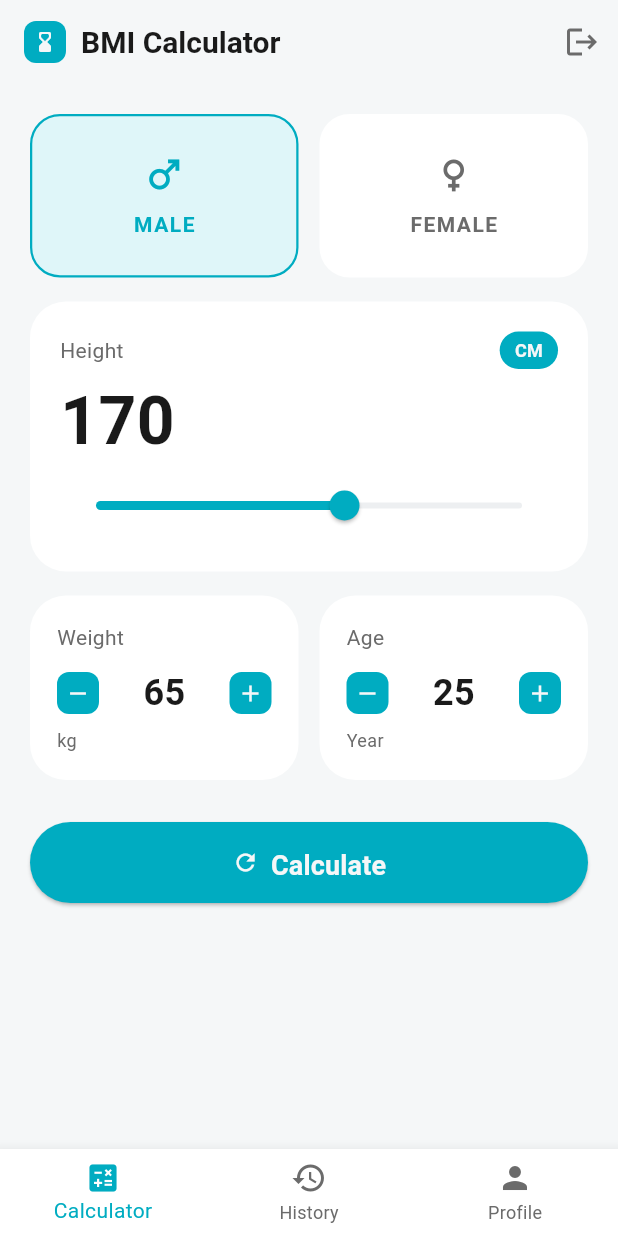
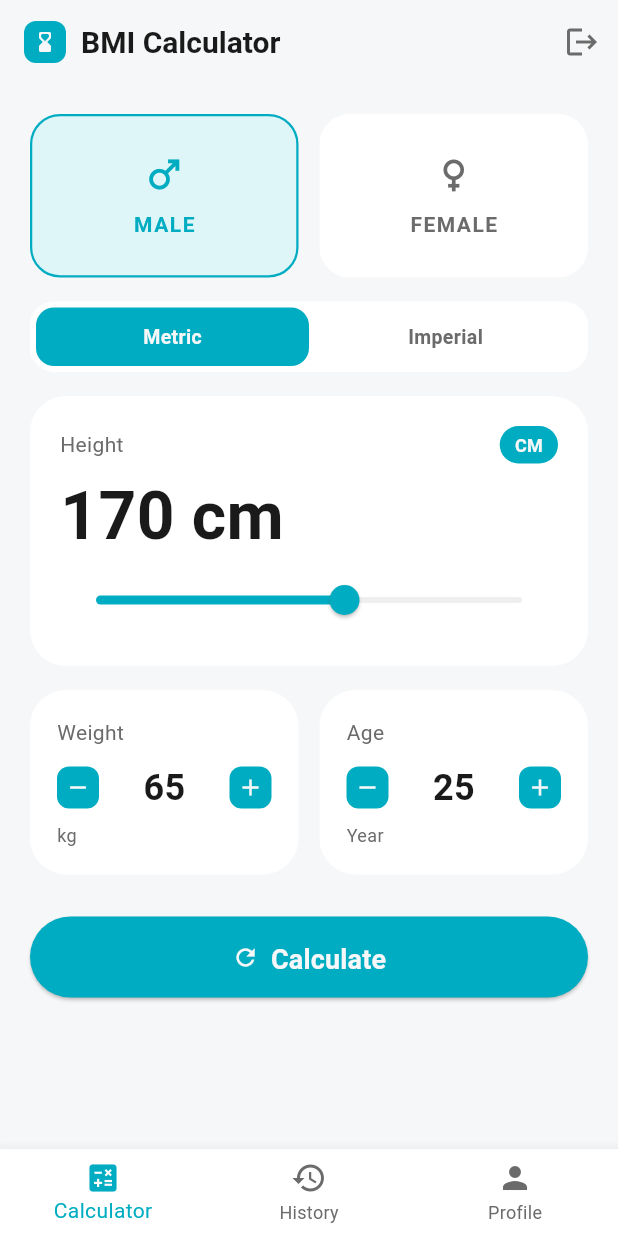
Before and after one commit to MusaFaisal-cyber/bmicalculator, a Flutter app: the screen it shows once a user with an empty profile is signed in, on a phone screen of 412 x 824 dp. Run offline on Flutter 3.47's test engine with Material 3 defaults, Android fonts, the phone set to English and light mode, and no system bars; our stand-ins replace cloud_firestore, connectivity_plus, firebase_auth, firebase_core, firebase_storage, fl_chart and 2 more; accounts and stored records are empty.

Commit message:
added an imperial unit in it

```diff
--- a/lib/main.dart
+++ b/lib/main.dart
@@ -14,6 +14,7 @@ import 'package:http/http.dart' as http;
 import 'firebase_options.dart';
 import 'theme.dart';
 import 'connectivity_service.dart';
+import 'unit_provider.dart';
 
 /// Retries a Firestore operation with exponential backoff (1s, 2s, 4s)
 /// when it fails with a transient `unavailable` error. Any other
@@ -56,18 +57,33 @@ Future<void> main() async {
   final themeProvider = ThemeProvider();
   await themeProvider.loadSavedTheme();
 
+  // Load the user's saved Metric/Imperial choice before the first frame
+  // for the same reason.
+  final unitProvider = UnitProvider();
+  await unitProvider.loadSavedUnit();
+
   // Prime the connectivity status before the first frame so the offline
   // banner is correct immediately, instead of assuming "online" for a beat.
   final connectivityProvider = ConnectivityProvider();
   await connectivityProvider.initialize();
 
-  runApp(MyApp(themeProvider: themeProvider, connectivityProvider: connectivityProvider));
+  runApp(MyApp(
+    themeProvider: themeProvider,
+    connectivityProvider: connectivityProvider,
+    unitProvider: unitProvider,
+  ));
 }
 
 class MyApp extends StatelessWidget {
   final ThemeProvider themeProvider;
   final ConnectivityProvider connectivityProvider;
-  const MyApp({super.key, required this.themeProvider, required this.connectivityProvider});
+  final UnitProvider unitProvider;
+  const MyApp({
+    super.key,
+    required this.themeProvider,
+    required this.connectivityProvider,
+    required this.unitProvider,
+  });
 
   @override
   Widget build(BuildContext context) {
@@ -79,6 +95,7 @@ class MyApp extends StatelessWidget {
         ChangeNotifierProvider(create: (_) => UserProfileProvider()),
         ChangeNotifierProvider.value(value: themeProvider),
         ChangeNotifierProvider.value(value: connectivityProvider),
+        ChangeNotifierProvider.value(value: unitProvider),
       ],
       child: Consumer<ThemeProvider>(
         builder: (context, theme, _) => MaterialApp(
@@ -281,6 +298,11 @@ class BmiRecord {
 class BmiProvider extends ChangeNotifier {
   double? bmi;
   String gender = 'Male';
+  // NOTE: height/weight are always stored canonically in cm/kg here,
+  // regardless of which unit the user has selected in the UI. This
+  // keeps BMI math, Firestore history, and the chart all unit-agnostic.
+  // Conversion to/from the display unit happens only in the widgets
+  // (see UnitConversions in unit_provider.dart).
   double height = 170;
   double weight = 65;
   int age = 25;
@@ -392,11 +414,15 @@ class BmiProvider extends ChangeNotifier {
     notifyListeners();
   }
 
+  /// [h] is always in cm — convert before calling this if the UI is in
+  /// imperial mode (see UnitConversions.inchesToCm).
   void setHeight(double h) {
     height = h;
     notifyListeners();
   }
 
+  /// [w] is always in kg — convert before calling this if the UI is in
+  /// imperial mode (see UnitConversions.lbsToKg).
   void setWeight(double w) {
     weight = w.clamp(20, 250);
     notifyListeners();
@@ -1308,6 +1334,7 @@ class BmiHomePage extends StatelessWidget {
   @override
   Widget build(BuildContext context) {
     final provider = context.watch<BmiProvider>();
+    final unit = context.watch<UnitProvider>();
 
     return Scaffold(
       backgroundColor: context.colors.bg,
@@ -1362,6 +1389,11 @@ class BmiHomePage extends StatelessWidget {
               ],
             ),
             const SizedBox(height: 16),
+            // Metric / Imperial switch — flips how height & weight are
+            // displayed and entered below. The underlying BmiProvider
+            // values stay in cm/kg no matter which is selected.
+            const _UnitSwitch(),
+            const SizedBox(height: 16),
             Container(
               padding: const EdgeInsets.all(20),
               decoration: BoxDecoration(
@@ -1376,12 +1408,12 @@ class BmiHomePage extends StatelessWidget {
                     children: [
                       Text('Height',
                           style: TextStyle(color: context.colors.textSecondary, fontSize: 14)),
-                      const _UnitPill(label: 'CM'),
+                      _UnitPill(label: unit.isImperial ? 'FT/IN' : 'CM'),
                     ],
                   ),
                   const SizedBox(height: 4),
                   Text(
-                    provider.height.toStringAsFixed(0),
+                    UnitConversions.formatHeight(provider.height, unit.isImperial),
                     style: TextStyle(
                         color: context.colors.textPrimary,
                         fontSize: 44,
@@ -1394,12 +1426,22 @@ class BmiHomePage extends StatelessWidget {
                       thumbColor: context.colors.accent,
                       overlayColor: context.colors.accent.withValues(alpha: 0.2),
                     ),
-                    child: Slider(
-                      min: 100,
-                      max: 220,
-                      value: provider.height.clamp(100, 220),
-                      onChanged: (v) => context.read<BmiProvider>().setHeight(v),
-                    ),
+                    child: unit.isImperial
+                        ? Slider(
+                            // 39–87 inches ≈ 100–220 cm, matching the metric range.
+                            min: 39,
+                            max: 87,
+                            value: UnitConversions.cmToInches(provider.height).clamp(39, 87),
+                            onChanged: (v) => context
+                                .read<BmiProvider>()
+                                .setHeight(UnitConversions.inchesToCm(v)),
+                          )
+                        : Slider(
+                            min: 100,
+                            max: 220,
+                            value: provider.height.clamp(100, 220),
+                            onChanged: (v) => context.read<BmiProvider>().setHeight(v),
+                          ),
                   ),
                 ],
               ),
@@ -1410,12 +1452,32 @@ class BmiHomePage extends StatelessWidget {
                 Expanded(
                   child: _StepperCard(
                     label: 'Weight',
-                    unit: 'kg',
-                    value: provider.weight.toStringAsFixed(0),
-                    onIncrement: () =>
-                        context.read<BmiProvider>().setWeight(provider.weight + 1),
-                    onDecrement: () =>
-                        context.read<BmiProvider>().setWeight(provider.weight - 1),
+                    unit: unit.isImperial ? 'lbs' : 'kg',
+                    value: unit.isImperial
+                        ? UnitConversions.kgToLbs(provider.weight).round().toString()
+                        : provider.weight.toStringAsFixed(0),
+                    onIncrement: () {
+                      if (unit.isImperial) {
+                        final newLbs =
+                            UnitConversions.kgToLbs(provider.weight).round() + 1;
+                        context
+                            .read<BmiProvider>()
+                            .setWeight(UnitConversions.lbsToKg(newLbs.toDouble()));
+                      } else {
+                        context.read<BmiProvider>().setWeight(provider.weight + 1);
+                      }
+                    },
+                    onDecrement: () {
+                      if (unit.isImperial) {
+                        final newLbs =
+                            UnitConversions.kgToLbs(provider.weight).round() - 1;
+                        context
+                            .read<BmiProvider>()
+                            .setWeight(UnitConversions.lbsToKg(newLbs.toDouble()));
+                      } else {
+                        context.read<BmiProvider>().setWeight(provider.weight - 1);
+                      }
+                    },
                   ),
                 ),
                 const SizedBox(width: 14),
@@ -1462,6 +1524,77 @@ class BmiHomePage extends StatelessWidget {
               ),
             ),
           ],
+        ),
+      ),
+    );
+  }
+}
+
+/// Segmented Metric / Imperial toggle shown at the top of the Calculator
+/// screen. Persists via UnitProvider (shared_preferences under the hood).
+class _UnitSwitch extends StatelessWidget {
+  const _UnitSwitch();
+
+  @override
+  Widget build(BuildContext context) {
+    final unit = context.watch<UnitProvider>();
+    return Container(
+      padding: const EdgeInsets.all(4),
+      decoration: BoxDecoration(
+        color: context.colors.card,
+        borderRadius: BorderRadius.circular(16),
+      ),
+      child: Row(
+        children: [
+          Expanded(
+            child: _UnitSwitchButton(
+              label: 'Metric',
+              selected: !unit.isImperial,
+              onTap: () => context.read<UnitProvider>().setImperial(false),
+            ),
+          ),
+          Expanded(
+            child: _UnitSwitchButton(
+              label: 'Imperial',
+              selected: unit.isImperial,
+              onTap: () => context.read<UnitProvider>().setImperial(true),
+            ),
+          ),
+        ],
+      ),
+    );
+  }
+}
+
+class _UnitSwitchButton extends StatelessWidget {
+  final String label;
+  final bool selected;
+  final VoidCallback onTap;
+  const _UnitSwitchButton({
+    required this.label,
+    required this.selected,
+    required this.onTap,
+  });
+
+  @override
+  Widget build(BuildContext context) {
+    return GestureDetector(
+      onTap: onTap,
+      child: AnimatedContainer(
+        duration: const Duration(milliseconds: 150),
+        padding: const EdgeInsets.symmetric(vertical: 10),
+        alignment: Alignment.center,
+        decoration: BoxDecoration(
+          color: selected ? context.colors.accent : Colors.transparent,
+          borderRadius: BorderRadius.circular(12),
+        ),
+        child: Text(
+          label,
+          style: TextStyle(
+            color: selected ? context.colors.bg : context.colors.textSecondary,
+            fontWeight: FontWeight.bold,
+            fontSize: 13,
+          ),
         ),
       ),
     );
@@ -1979,6 +2112,7 @@ class HistoryPage extends StatelessWidget {
   @override
   Widget build(BuildContext context) {
     final provider = context.watch<BmiProvider>();
+    final unit = context.watch<UnitProvider>();
     final history = provider.history; // newest first
     final chartHistory = history.reversed.toList(); // oldest first, for the chart
 
@@ -2028,6 +2162,12 @@ class HistoryPage extends StatelessWidget {
                     ],
                     ...history.map((record) {
                       final color = _catColor(context, record.bmi);
+                      // Records are always stored in cm/kg; format them in
+                      // whichever unit the user currently has selected.
+                      final heightLabel =
+                          UnitConversions.formatHeight(record.height, unit.isImperial);
+                      final weightLabel =
+                          UnitConversions.formatWeight(record.weight, unit.isImperial);
                       return Container(
                         margin: const EdgeInsets.only(bottom: 12),
                         padding: const EdgeInsets.all(14),
@@ -2056,7 +2196,7 @@ class HistoryPage extends StatelessWidget {
                                 crossAxisAlignment: CrossAxisAlignment.start,
                                 children: [
                                   Text(
-                                    '${record.gender} · ${record.height.toStringAsFixed(0)}cm · ${record.weight.toStringAsFixed(0)}kg',
+                                    '${record.gender} · $heightLabel · $weightLabel',
                                     style: TextStyle(
                                         color: context.colors.textPrimary,
                                         fontWeight: FontWeight.w600),
--- /dev/null
+++ b/lib/unit_provider.dart
@@ -0,0 +1,82 @@
+import 'package:flutter/material.dart';
+import 'package:shared_preferences/shared_preferences.dart';
+
+/// The two unit systems the Calculator screen supports.
+enum UnitSystem { metric, imperial }
+
+/// All conversion + formatting math lives here so the UI code just calls
+/// these instead of repeating factors everywhere.
+///
+/// IMPORTANT: BmiProvider always stores height in cm and weight in kg
+/// (this matches what's already saved in Firestore history). These
+/// helpers only convert for *display* and for translating user input
+/// back into cm/kg before it's saved to BmiProvider.
+class UnitConversions {
+  static const double cmPerInch = 2.54;
+  static const double kgPerLb = 0.45359237;
+
+  static double cmToInches(double cm) => cm / cmPerInch;
+  static double inchesToCm(double inches) => inches * cmPerInch;
+
+  static double kgToLbs(double kg) => kg / kgPerLb;
+  static double lbsToKg(double lbs) => lbs * kgPerLb;
+
+  /// Splits a height in cm into whole feet + whole inches, e.g. 175cm -> (5, 9).
+  static (int feet, int inches) cmToFeetAndInches(double cm) {
+    final totalInches = cmToInches(cm);
+    var feet = totalInches ~/ 12;
+    var inches = (totalInches - feet * 12).round();
+    // Rounding can push inches to 12 (e.g. 71.6" -> 5'12" instead of 6'0").
+    if (inches == 12) {
+      feet += 1;
+      inches = 0;
+    }
+    return (feet.toInt(), inches);
+  }
+
+  static double feetAndInchesToCm(int feet, int inches) {
+    return inchesToCm((feet * 12 + inches).toDouble());
+  }
+
+  /// Human-readable height for the given system, e.g. "175 cm" or "5' 9"".
+  static String formatHeight(double heightCm, bool isImperial) {
+    if (!isImperial) return '${heightCm.toStringAsFixed(0)} cm';
+    final (feet, inches) = cmToFeetAndInches(heightCm);
+    return "$feet' $inches\"";
+  }
+
+  /// Human-readable weight for the given system, e.g. "65 kg" or "143 lbs".
+  static String formatWeight(double weightKg, bool isImperial) {
+    if (!isImperial) return '${weightKg.toStringAsFixed(0)} kg';
+    return '${kgToLbs(weightKg).round()} lbs';
+  }
+}
+
+/// Holds the current UnitSystem and persists the user's choice to disk
+/// with shared_preferences, mirroring ThemeProvider so it survives an
+/// app restart.
+class UnitProvider extends ChangeNotifier {
+  static const _prefsKey = 'unit_system';
+
+  UnitSystem _unitSystem = UnitSystem.metric; // sensible default
+  UnitSystem get unitSystem => _unitSystem;
+  bool get isImperial => _unitSystem == UnitSystem.imperial;
+
+  /// Call this once at startup (see main.dart) before runApp so the
+  /// correct unit system is used on first frame instead of flashing
+  /// the default.
+  Future<void> loadSavedUnit() async {
+    final prefs = await SharedPreferences.getInstance();
+    final saved = prefs.getString(_prefsKey);
+    _unitSystem = saved == 'imperial' ? UnitSystem.imperial : UnitSystem.metric;
+    notifyListeners();
+  }
+
+  Future<void> setImperial(bool isImperial) async {
+    if (this.isImperial == isImperial) return;
+    _unitSystem = isImperial ? UnitSystem.imperial : UnitSystem.metric;
+    notifyListeners();
+    final prefs = await SharedPreferences.getInstance();
+    await prefs.setString(_prefsKey, isImperial ? 'imperial' : 'metric');
+  }
+}
```
